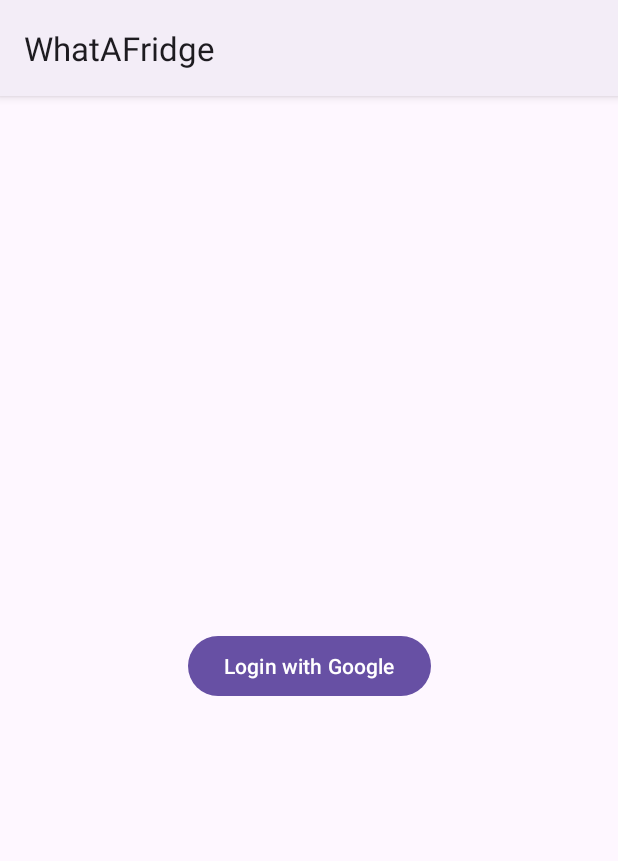
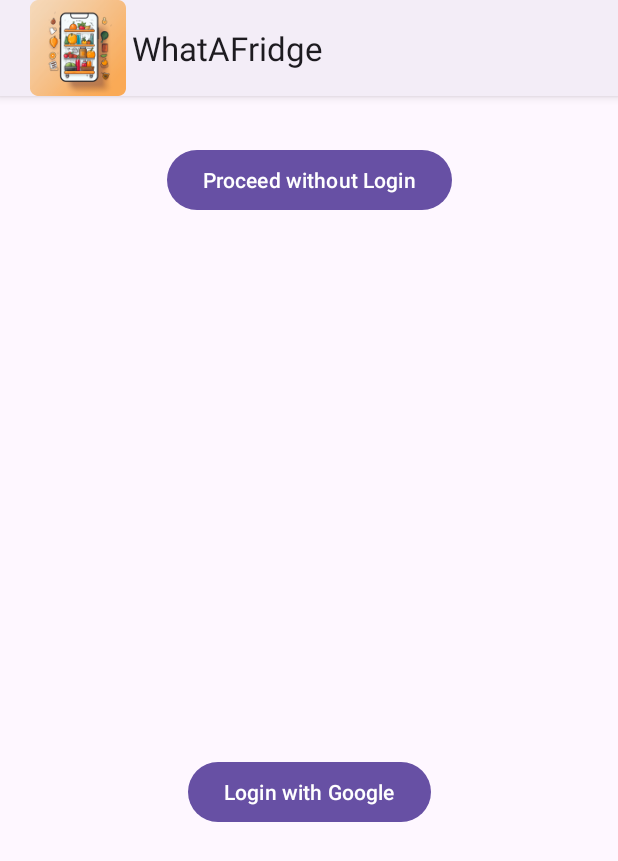
Before and after one commit to tlyrag/F23_3175_G10_WhataFridge, an Android app: the screen it shows after launch (LoginActivity), after a tap on "Login with Google", on a phone screen of 412 x 824 dp. Shown: the top 861 px of the screen. Run offline under Robolectric (Android 15) with nearby library versions, the phone set to English and light mode, and no system bars.

Commit message:
adding login without google

```diff
--- a/WhatAFridge/app/src/main/AndroidManifest.xml
+++ b/WhatAFridge/app/src/main/AndroidManifest.xml
@@ -23,17 +23,14 @@
             <intent-filter>
                 <action android:name="android.intent.action.MAIN" />
 
-                <category android:name="android.intent.category.LAUNCHER" />
+
             </intent-filter>
         </activity>
         <activity
-
-
             android:name=".Views.LoginActivity"
             android:exported="true">
             <intent-filter>
                 <action android:name="android.intent.action.MAIN" />
-
                 <category android:name="android.intent.category.LAUNCHER" />
             </intent-filter>
         </activity>
--- a/WhatAFridge/app/src/main/java/com/douglas/whatafridge/Views/LoginActivity.java
+++ b/WhatAFridge/app/src/main/java/com/douglas/whatafridge/Views/LoginActivity.java
@@ -9,6 +9,7 @@
 import androidx.appcompat.app.AppCompatActivity;
 
 import android.app.Activity;
+import android.content.Intent;
 import android.os.Bundle;
 import android.util.Log;
 import android.view.View;
@@ -25,20 +26,23 @@
 import com.google.android.gms.tasks.OnFailureListener;
 import com.google.android.gms.tasks.OnSuccessListener;
 
-public class LoginActivity extends AppCompatActivity {
+public class LoginActivity extends WFTemplate {
     SignInClient oneTapClient;
     BeginSignInRequest signUpRequest;
-
+    final String TAG = "WTF APP";
     private static final int REQ_ONE_TAP = 2;
     private boolean showOneTapUI = true;
 
     Button btnLoginWithGoogle;
+    Button btnLoginWithoutGoogle;
     @Override
     protected void onCreate(Bundle savedInstanceState) {
         super.onCreate(savedInstanceState);
         setContentView(R.layout.activity_login);
 
         btnLoginWithGoogle = findViewById(R.id.btnLoginWithGoogle);
+        btnLoginWithoutGoogle = findViewById(R.id.btnLoginWithoutGoogle);
+
 
         oneTapClient = Identity.getSignInClient(this);
         signUpRequest = BeginSignInRequest.builder()
@@ -66,7 +70,7 @@
                                     String email = credential.getId(); //email
                                     Toast.makeText(LoginActivity.this, "Email : " +email , Toast.LENGTH_SHORT).show();
 
-                                    Log.d("TAG", "Got ID token.");
+                                    Log.d(TAG, "Got ID token.");
                                 }
                             } catch (ApiException e) {
                                 // ...
@@ -96,10 +100,13 @@
                             @Override
                             public void onFailure(@NonNull Exception e) {
                                 // No Google Accounts found. Just continue presenting the signed-out UI.
-                                Log.d("TAG", e.getLocalizedMessage());
+                                Log.d(TAG,"OnTapClient Failure: "+  e.getLocalizedMessage());
                             }
                         });
             }
         });
+        btnLoginWithoutGoogle.setOnClickListener(view -> {
+            startActivity(new Intent(LoginActivity.this,SearchRecipeActivity.class));
+        });
     }
 }
--- a/WhatAFridge/app/src/main/java/com/douglas/whatafridge/Views/SearchRecipeActivity.java
+++ b/WhatAFridge/app/src/main/java/com/douglas/whatafridge/Views/SearchRecipeActivity.java
@@ -30,7 +30,7 @@
     @Override
     protected void onCreate(Bundle savedInstanceState) {
         super.onCreate(savedInstanceState);
-        setContentView(R.layout.activity_main);
+        setContentView(R.layout.activity_search_recipe);
 
         // Getting View Elements by ID
 
--- a/WhatAFridge/app/src/main/res/layout/activity_login.xml
+++ b/WhatAFridge/app/src/main/res/layout/activity_login.xml
@@ -10,9 +10,20 @@
         android:id="@+id/btnLoginWithGoogle"
         android:layout_width="wrap_content"
         android:layout_height="wrap_content"
+        android:layout_marginTop="87dp"
         android:text="@string/txtLoginWithGoogle"
         app:layout_constraintBottom_toBottomOf="parent"
         app:layout_constraintEnd_toEndOf="parent"
         app:layout_constraintStart_toStartOf="parent"
+        app:layout_constraintTop_toBottomOf="@+id/btnLoginWithoutGoogle" />
+
+    <Button
+        android:id="@+id/btnLoginWithoutGoogle"
+        android:layout_width="wrap_content"
+        android:layout_height="wrap_content"
+        android:layout_marginTop="32dp"
+        android:text="@string/btnLoginWithougGoogle"
+        app:layout_constraintEnd_toEndOf="parent"
+        app:layout_constraintStart_toStartOf="parent"
         app:layout_constraintTop_toTopOf="parent" />
 </androidx.constraintlayout.widget.ConstraintLayout>
--- a/WhatAFridge/app/src/main/res/values/strings.xml
+++ b/WhatAFridge/app/src/main/res/values/strings.xml
@@ -10,4 +10,5 @@
     <string name="textViewSeparator">-------------Or Search By Ingredients-------------</string>>
     <string name="web_client_id">262299247603-qh4ipvj319u36ertmd8toinahdf89cor.apps.googleusercontent.com</string>
     <string name="txtLoginWithGoogle">Login with Google</string>
+    <string name="btnLoginWithougGoogle">Proceed without Login</string>
 </resources>
```
Also changed, not shown: WhatAFridge/app/src/main/res/layout/activity_search_recipe.xml (renamed from WhatAFridge/app/src/main/res/layout/activity_main.xml).
